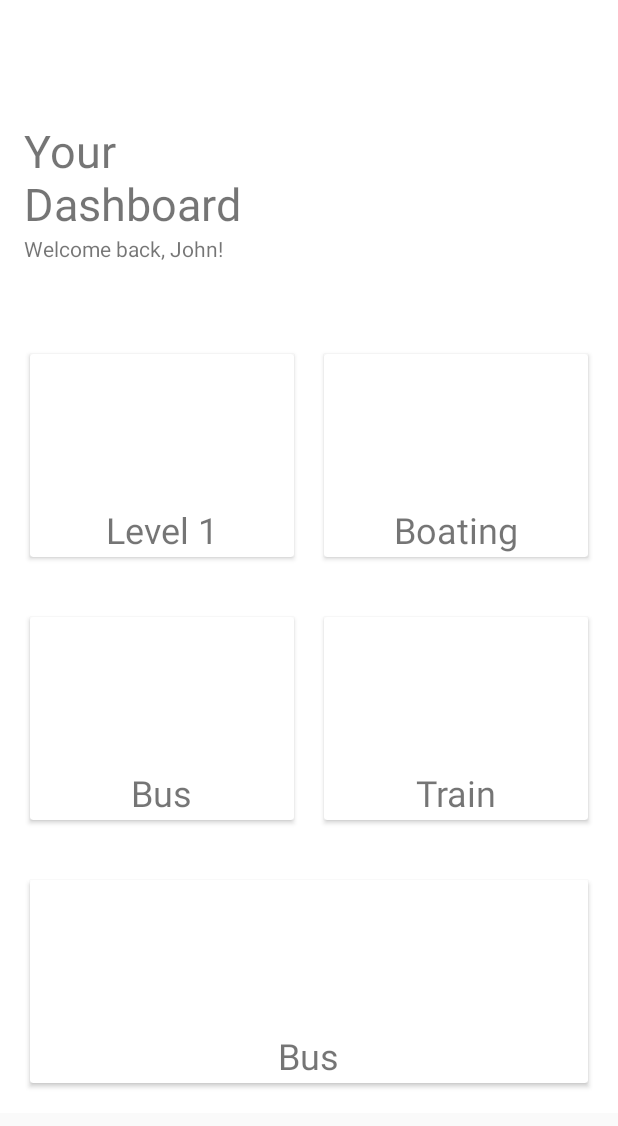
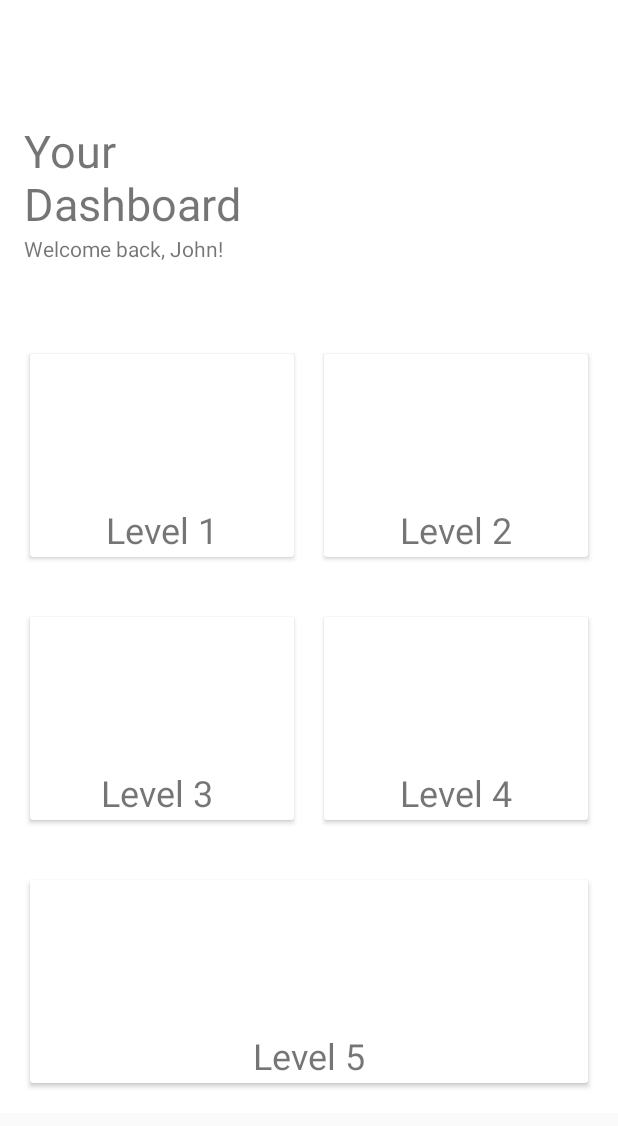
Before and after one commit to prydl/AmateurCooking, an Android app: the Dashboard screen opened directly, with no data from a screen before it, on a phone screen of 412 x 824 dp. Shown: the top 1126 px of the screen. Run offline under Robolectric (Android 15) with nearby library versions, the phone set to English and light mode, and no system bars; Roboto replaces fonts that are not available here.

Commit message:
Working on Dashboard UI.

```diff
--- a/app/src/main/res/layout/activity_dashboard.xml
+++ b/app/src/main/res/layout/activity_dashboard.xml
@@ -107,13 +107,13 @@
                     android:layout_height="match_parent">
 
                     <TextView
-                        android:id="@+id/textView4"
+                        android:id="@+id/level2"
                         android:layout_width="wrap_content"
                         android:layout_height="wrap_content"
                         android:layout_below="@id/lvl2"
                         android:layout_centerHorizontal="true"
                         android:layout_marginTop="10dp"
-                        android:text="Boating"
+                        android:text="Level 2"
                         android:textSize="24sp" />
 
                     <ImageView
@@ -148,15 +148,14 @@
                     android:layout_height="match_parent">
 
                     <TextView
-                        android:id="@+id/textView6"
+                        android:id="@+id/level3"
                         android:layout_width="wrap_content"
                         android:layout_height="wrap_content"
                         android:layout_below="@id/lvl3"
                         android:layout_centerHorizontal="true"
                         android:layout_marginTop="10dp"
-                        android:text="Bus"
-                        android:textSize="24sp"
-                        />
+                        android:text="Level 3 "
+                        android:textSize="24sp" />
 
                     <ImageView
                         android:id="@+id/lvl3"
@@ -178,13 +177,13 @@
                     android:layout_height="match_parent">
 
                     <TextView
-                        android:id="@+id/textView7"
+                        android:id="@+id/level4"
                         android:layout_width="wrap_content"
                         android:layout_height="wrap_content"
                         android:layout_below="@id/lvl4"
                         android:layout_centerHorizontal="true"
                         android:layout_marginTop="10dp"
-                        android:text="Train"
+                        android:text="Level 4"
                         android:textSize="24sp" />
 
                     <ImageView
@@ -218,13 +217,13 @@
                     android:layout_height="match_parent">
 
                     <TextView
-                        android:id="@+id/textView8"
+                        android:id="@+id/level5"
                         android:layout_width="wrap_content"
                         android:layout_height="wrap_content"
                         android:layout_below="@id/lvl5"
                         android:layout_centerHorizontal="true"
                         android:layout_marginTop="10dp"
-                        android:text="Bus"
+                        android:text="Level 5"
                         android:textSize="24sp" />
 
                     <ImageView
```
